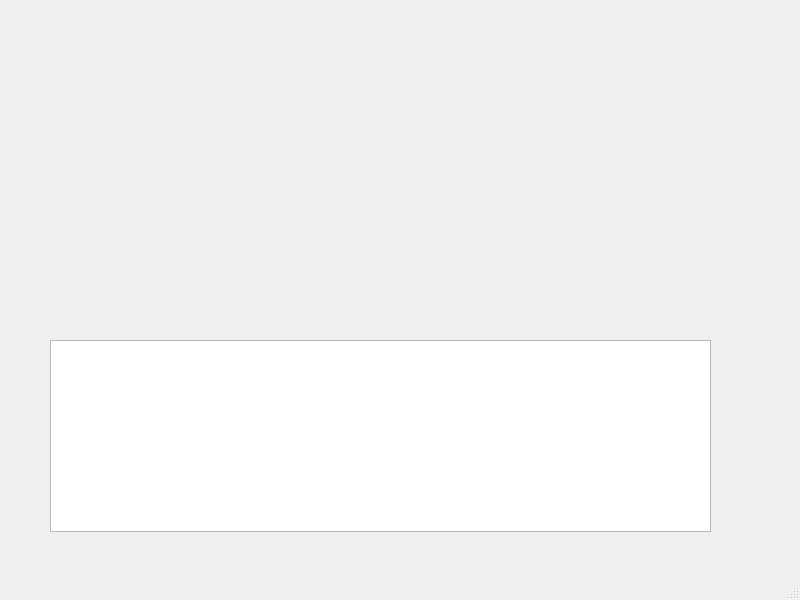
First picture: the form in mainwindow.ui, repository gortadevosyan/CLIPainter, before the edit.
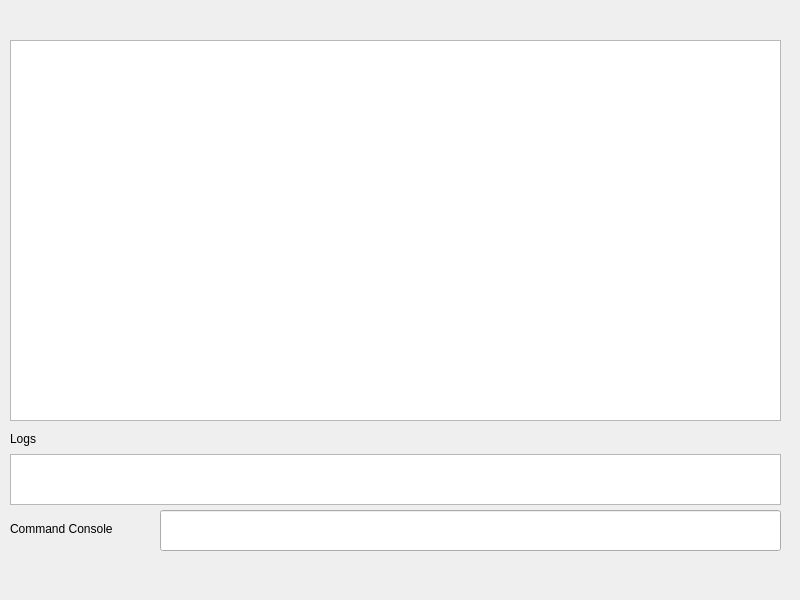
Second picture: the form after the edit.

Commit message: feat:command line functionality added

The edit to the form file:
```diff
--- a/mainwindow.ui
+++ b/mainwindow.ui
@@ -14,28 +14,66 @@
    <string>MainWindow</string>
   </property>
   <widget class="QWidget" name="centralwidget">
-   <widget class="QTextBrowser" name="textBrowser">
+   <widget class="QLineEdit" name="commandLineText">
     <property name="geometry">
      <rect>
-      <x>50</x>
-      <y>340</y>
-      <width>661</width>
-      <height>192</height>
+      <x>160</x>
+      <y>510</y>
+      <width>621</width>
+      <height>41</height>
      </rect>
     </property>
    </widget>
+   <widget class="QLabel" name="commandConsole">
+    <property name="geometry">
+     <rect>
+      <x>10</x>
+      <y>520</y>
+      <width>141</width>
+      <height>18</height>
+     </rect>
+    </property>
+    <property name="text">
+     <string>Command Console</string>
+    </property>
+   </widget>
+   <widget class="QTextEdit" name="logTextEdit">
+    <property name="geometry">
+     <rect>
+      <x>10</x>
+      <y>454</y>
+      <width>771</width>
+      <height>51</height>
+     </rect>
+    </property>
+    <property name="readOnly">
+     <bool>true</bool>
+    </property>
+   </widget>
+   <widget class="QLabel" name="logs">
+    <property name="geometry">
+     <rect>
+      <x>10</x>
+      <y>430</y>
+      <width>72</width>
+      <height>18</height>
+     </rect>
+    </property>
+    <property name="text">
+     <string>Logs</string>
+    </property>
+   </widget>
+   <widget class="QGraphicsView" name="graphicsView">
+    <property name="geometry">
+     <rect>
+      <x>10</x>
+      <y>40</y>
+      <width>771</width>
+      <height>381</height>
+     </rect>
+    </property>
+   </widget>
   </widget>
-  <widget class="QMenuBar" name="menubar">
-   <property name="geometry">
-    <rect>
-     <x>0</x>
-     <y>0</y>
-     <width>800</width>
-     <height>23</height>
-    </rect>
-   </property>
-  </widget>
-  <widget class="QStatusBar" name="statusbar"/>
  </widget>
  <resources/>
  <connections/>
```
The commit also changes 14 other files.
